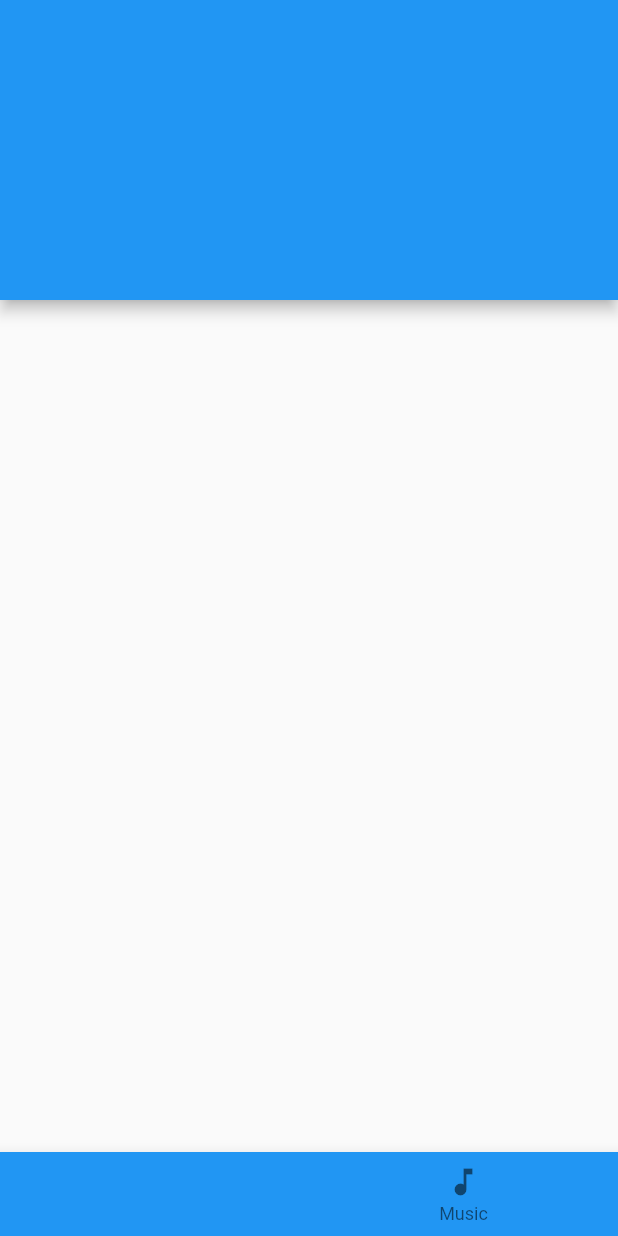
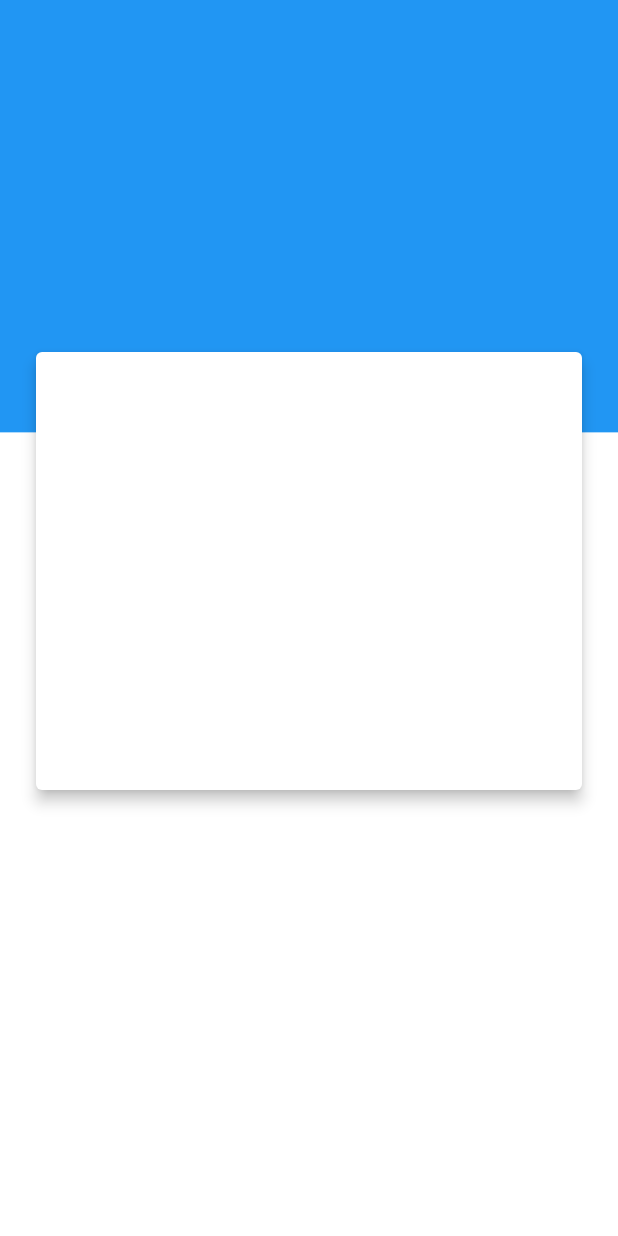
Before and after one commit to lensabillion/NAHDIC-MOBILE-APP, a Flutter app: the screen it shows after launch, on a phone screen of 412 x 824 dp. Run offline on Flutter 3.47's test engine with Material 2 defaults, Android fonts, the phone set to English and light mode, and no system bars.

Commit message:
modification with card

```diff
--- a/lib/main.dart
+++ b/lib/main.dart
@@ -10,26 +10,38 @@ void main() {
 class MyApp extends StatelessWidget {
   @override
   Widget build(BuildContext context) {
-    return Scaffold(
-      appBar: PreferredSize(
-          preferredSize: Size.fromHeight(200.0),
-          child: AppBar(
-            automaticallyImplyLeading: false, // hides leading widget
-          )
+    return new Stack(
+      children: <Widget>[
+        // The containers in the background
+        new Column(
+          children: <Widget>[
+            new Container(
+              height: MediaQuery.of(context).size.height * .35,
+              // height:300,
+              color: Colors.blue,
+            ),
+            new Container(
+              height: MediaQuery.of(context).size.height * .65,
+              color: Colors.white,
+            )
+          ],
+        ),
+        new Container(
+          alignment: Alignment.topCenter,
+          padding: new EdgeInsets.only(
+              top: MediaQuery.of(context).size.height * .28,
+              right: 20.0,
+              left: 20.0),
+          child: new Container(
+            height: 300.0,
+            width: MediaQuery.of(context).size.width,
+            child: new Card(
+              color: Colors.white,
+              elevation: 4.0,
+            ),
           ),
-
-      bottomNavigationBar: BottomNavigationBar(
-          type: BottomNavigationBarType.fixed,
-           backgroundColor: Colors.blue,
-           items: [BottomNavigationBarItem(
-            title: Text('Favorites'),
-            icon: Icon(Icons.favorite),
-          ),
-          BottomNavigationBarItem(
-            title: Text('Music'),
-            icon: Icon(Icons.music_note),
-          ),],
-          ),
-    );
+        )
+      ],
+      );
   }
 }
```
